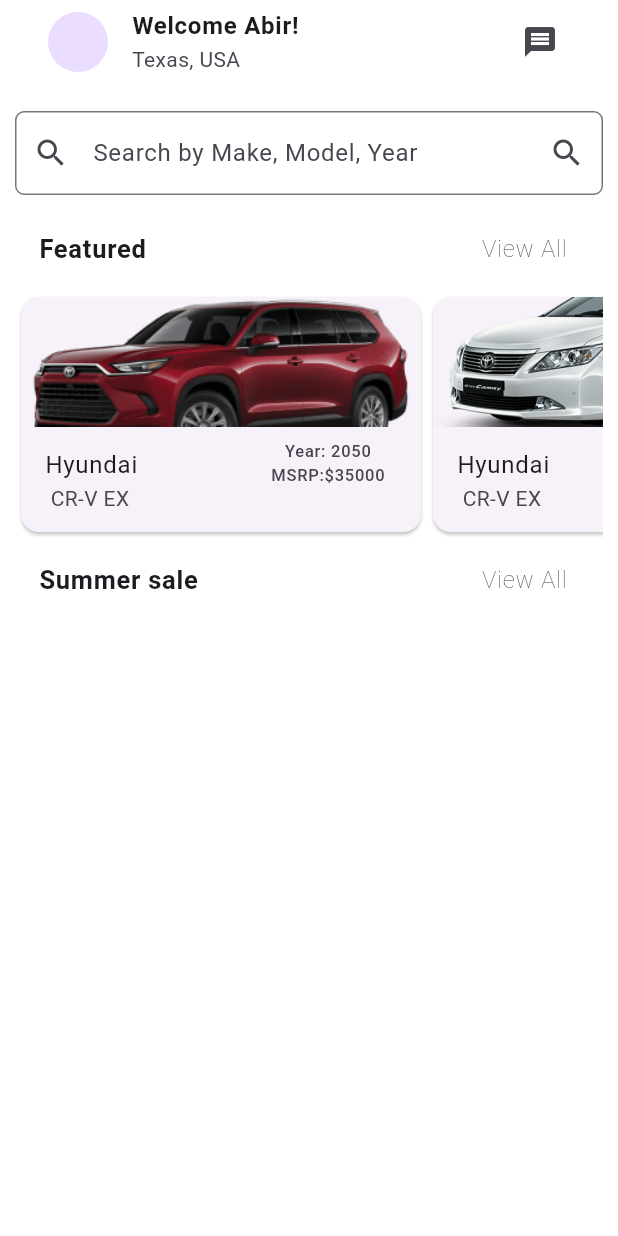
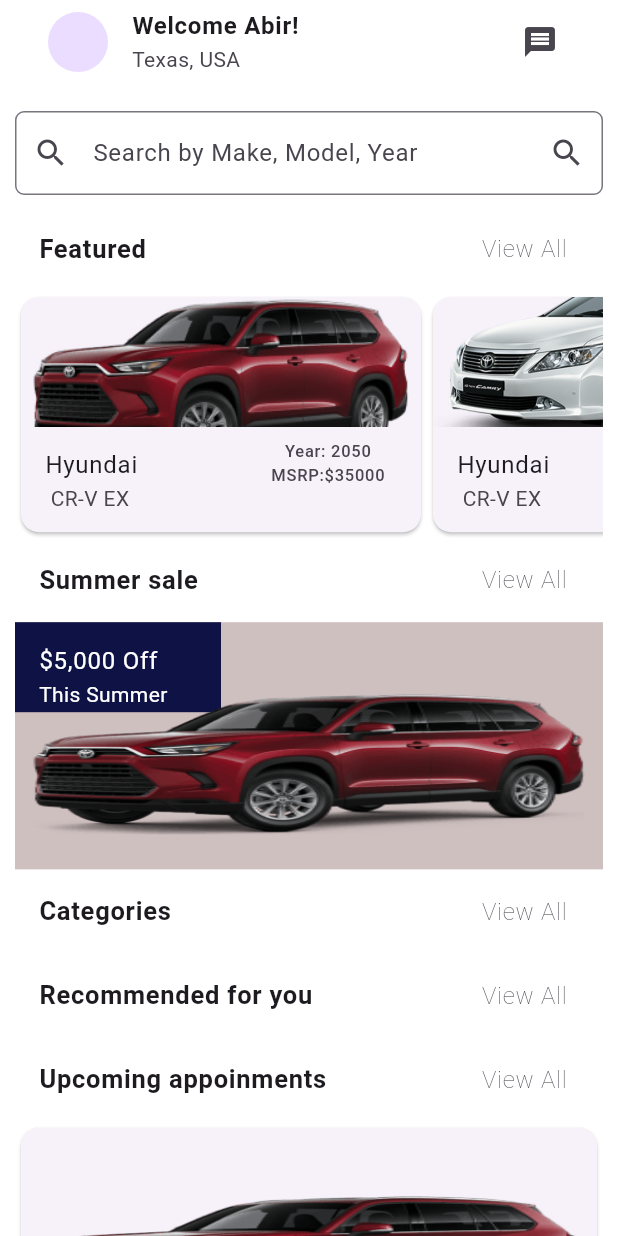
Before and after one commit to Tarikul69/car_01, a Flutter app: the home screen opened directly, on a phone screen of 412 x 824 dp. Run offline on Flutter 3.47's test engine with Material 3 defaults, Android fonts, the phone set to English and light mode, and no system bars; our stand-ins replace font_awesome_flutter, get; missing offline and left inert: onboarding.

Commit message:
Update home

```diff
--- a/lib/components/card.dart
+++ b/lib/components/card.dart
@@ -1,5 +1,6 @@
 import 'package:flutter/material.dart';
 
+//#########################################################
 Widget card(img, context) {
   return Container(
     child: SizedBox(
@@ -32,6 +33,7 @@
   );
 }
 
+//#########################################################
 Widget favourits_card(context, img) {
   return Container(
     child: SizedBox(
@@ -123,6 +125,7 @@
   );
 }
 
+//###############################################################
 Widget finance_card(context) {
   return Container(
     child: SizedBox(
@@ -166,7 +169,7 @@
                   child: Image.asset(
                     'assets/toyota.png',
                     fit: BoxFit.fill,
-                    width: MediaQuery.sizeOf(context).width,
+                    width: MediaQuery.sizeOf(context).width / 3,
                     //height: MediaQuery.sizeOf(context).height,
                   ),
                 ),
@@ -178,3 +181,58 @@
     ),
   );
 }
+
+//#######################################################################
+Widget summer_sale(context) {
+  return Container(
+    color: const Color.fromARGB(255, 207, 192, 192),
+    padding: EdgeInsets.all(0),
+    child: SizedBox(
+      width: MediaQuery.sizeOf(context).width,
+      height: MediaQuery.sizeOf(context).height / 5,
+      child: Stack(
+        children: [
+          Container(
+            width: MediaQuery.sizeOf(context).width / 3,
+            height: 60,
+            color: Color.fromARGB(255, 14, 18, 68),
+            child: ListTile(
+              title: Text(
+                "\$5,000 Off",
+                style: TextStyle(color: Colors.white),
+              ),
+              subtitle: Text(
+                "This Summer",
+                style: TextStyle(color: Colors.white),
+              ),
+            ),
+          ),
+          Image.asset(
+            'assets/toyota.png',
+            fit: BoxFit.fill,
+            width: MediaQuery.sizeOf(context).width,
+            height: MediaQuery.sizeOf(context).height,
+          )
+        ],
+      ),
+    ),
+  );
+}
+
+//##################################################
+Widget upcoming_appointment(context) {
+  return Container(
+    color: Colors.white,
+    padding: EdgeInsets.all(0),
+    width: MediaQuery.sizeOf(context).width,
+    height: MediaQuery.sizeOf(context).height / 5,
+    child: Card(
+      child: Image.asset(
+        'assets/toyota.png',
+        fit: BoxFit.fill,
+        width: MediaQuery.sizeOf(context).width,
+        height: MediaQuery.sizeOf(context).height,
+      ),
+    ),
+  );
+}
--- a/lib/widgets/home/home.dart
+++ b/lib/widgets/home/home.dart
@@ -20,7 +20,9 @@
           trailing: Icon(Icons.message),
         ),
       ),
-      body: Container(
+      body: SingleChildScrollView(
+        scrollDirection: Axis.vertical,
+        child: Container(
           padding: EdgeInsets.all(10),
           child: Column(
             children: [
@@ -61,8 +63,8 @@
                   children: [
                     card('assets/toyota.png', context),
                     card('assets/toyota_01.png', context),
+                    card('assets/toyota.png', context),
                     card('assets/toyota_01.png', context),
-                  card('assets/toyota.png', context)
                   ],
                 ),
               ),
@@ -81,7 +83,55 @@
                   ),
                 ),
               ),
+              summer_sale(context),
+              ListTile(
+                title: Text(
+                  "Categories",
+                  style: TextStyle(fontWeight: FontWeight.bold, fontSize: 17),
+                ),
+                trailing: InkWell(
+                  child: Text(
+                    "View All",
+                    style: TextStyle(
+                      fontSize: 16,
+                      fontWeight: FontWeight.w200,
+                    ),
+                  ),
+                ),
+              ),
+              ListTile(
+                title: Text(
+                  "Recommended for you",
+                  style: TextStyle(fontWeight: FontWeight.bold, fontSize: 17),
+                ),
+                trailing: InkWell(
+                  child: Text(
+                    "View All",
+                    style: TextStyle(
+                      fontSize: 16,
+                      fontWeight: FontWeight.w200,
+                    ),
+                  ),
+                ),
+              ),
+              ListTile(
+                title: Text(
+                  "Upcoming appoinments",
+                  style: TextStyle(fontWeight: FontWeight.bold, fontSize: 17),
+                ),
+                trailing: InkWell(
+                  child: Text(
+                    "View All",
+                    style: TextStyle(
+                      fontSize: 16,
+                      fontWeight: FontWeight.w200,
+                    ),
+                  ),
+                ),
+              ),
+              upcoming_appointment(context),
             ],
+          ),
         ),
       ),
     );
```
Lines whose indentation alone changed are shown as unchanged.
